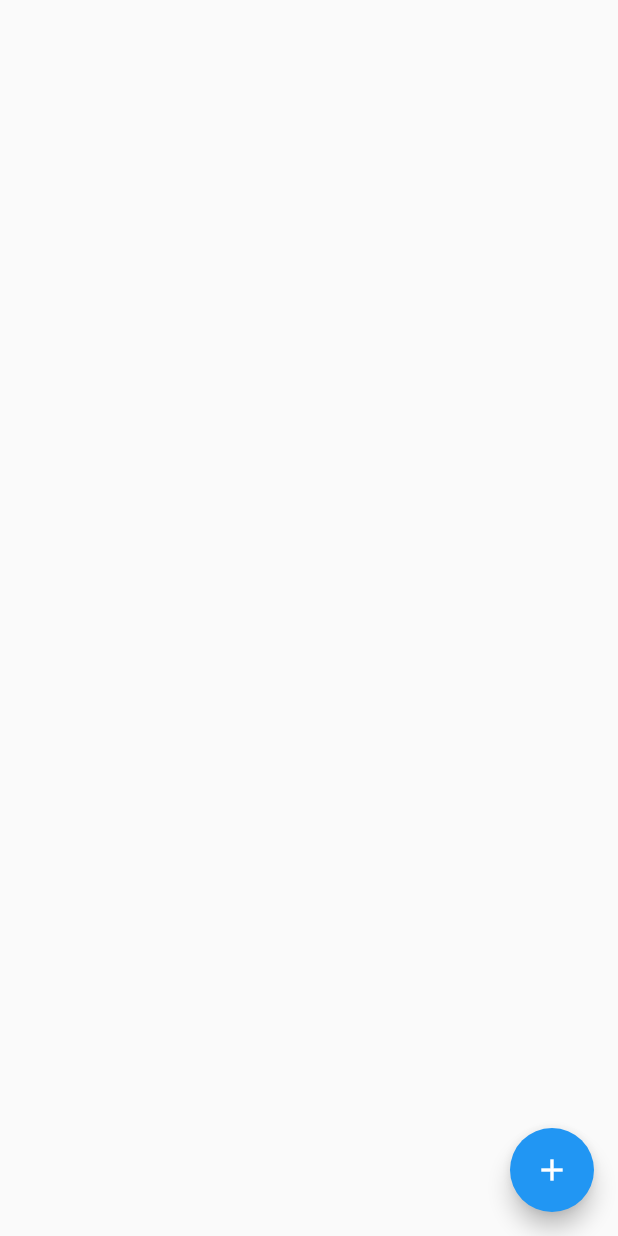
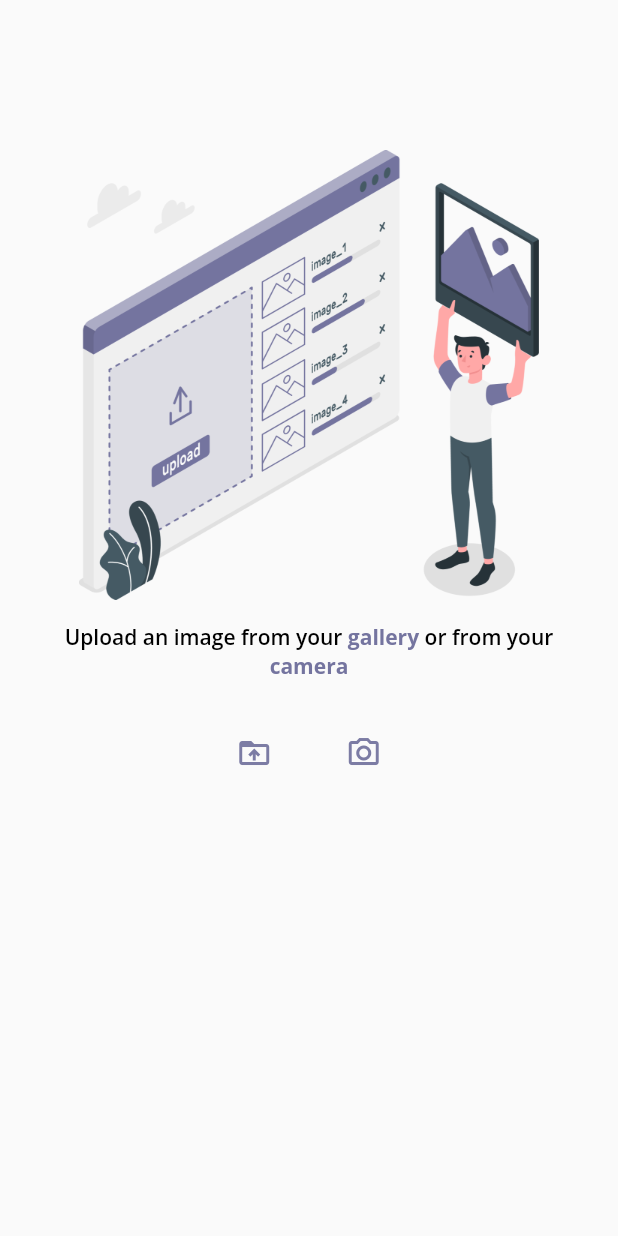
Before and after one commit to dalalbinhumaid/cats-dogs-classifier, a Flutter app: the screen it shows after launch, on a phone screen of 412 x 824 dp. Run offline on Flutter 3.47's test engine with Material 2 defaults, Android fonts, the phone set to English and light mode, and no system bars; our stand-ins replace google_fonts, image_picker; missing offline and left inert: tflite.

Commit message:
design changes

```diff
--- a/lib/screens/home-screen.dart
+++ b/lib/screens/home-screen.dart
@@ -1,4 +1,6 @@
 import 'dart:io';
+
+import 'package:cats_and_dogs_classifier/screens/view-image-screen.dart';
 import 'package:tflite/tflite.dart';
 import 'package:flutter/material.dart';
 import 'package:image_picker/image_picker.dart';
@@ -11,10 +13,17 @@ class Home extends StatefulWidget {
 
 class _HomeState extends State<Home> {
   bool _loading;
-  XFile _image;
+  Image _image;
+  XFile _imagePath;
   List _prediction;
   String _label;
   String _confidence;
+  TextStyle textStylePrimary = GoogleFonts.openSans(
+    textStyle: TextStyle(fontWeight: FontWeight.w600, color: Colors.black),
+  );
+  TextStyle textStyleSecondary = GoogleFonts.openSans(
+    textStyle: TextStyle(fontWeight: FontWeight.bold, color: Color(0xFF74749F)),
+  );
 
   @override
   void initState() {
@@ -30,32 +39,29 @@ class _HomeState extends State<Home> {
   @override
   Widget build(BuildContext context) {
     return Scaffold(
-      body: _loading
-          ? Container(
-              alignment: Alignment.center,
-              child: CircularProgressIndicator(
-                valueColor: AlwaysStoppedAnimation<Color>(Color(0xFF74749F)),
-              ),
-            )
-          : Container(
-              child: Column(
-                crossAxisAlignment: CrossAxisAlignment.center,
-                mainAxisAlignment: MainAxisAlignment.center,
-                children: [
-                  _image == null
-                      ? Container()
-                      : Container(
-                          height: MediaQuery.of(context).size.width * 0.65,
-                          child: Image.file(File(_image.path))),
-                  _prediction == null
-                      ? Text('')
-                      : Text('$_label with $_confidence% accuracy'),
-                ],
+      body: Container(
+        padding: EdgeInsets.symmetric(
+          vertical: 100.0,
+          horizontal: 40.0,
+        ),
+        child: Column(
+          mainAxisAlignment: MainAxisAlignment.start,
+          crossAxisAlignment: CrossAxisAlignment.center,
+          children: [
+            Center(
+              child: Container(
+                height: 300.0,
+                child: selectImage(),
               ),
             ),
-      floatingActionButton: FloatingActionButton(
-        onPressed: pickImage,
-        child: Icon(Icons.add),
+            SizedBox(height: 15),
+            selectText(),
+            SizedBox(height: 25),
+            displayIcons(),
+            SizedBox(height: 25),
+            viewImage(),
+          ],
+        ),
       ),
     );
   }
@@ -75,7 +81,8 @@ class _HomeState extends State<Home> {
 
     setState(() {
       _loading = true;
-      _image = imagePicker;
+      _imagePath = imagePicker;
+      _image = Image.file(File(imagePicker.path));
     });
 
     predict(imagePicker);
@@ -108,4 +115,101 @@ class _HomeState extends State<Home> {
     double confidence = value * 100;
     return confidence.toStringAsFixed(2);
   }
+
+  Image selectImage() {
+    if (!_loading) {
+      if (_label == 'dog') return Image.asset('assets/images/dog.png');
+      if (_label == 'cat')
+        return Image.asset('assets/images/cat.png');
+      else
+        return Image.asset('assets/images/upload.png');
+    } else
+      return Image.asset('assets/images/load.png');
+  }
+
+  RichText selectText() {
+    if (_prediction == null)
+      return RichText(
+        text: TextSpan(
+          text: 'Upload an image from your ',
+          style: textStylePrimary,
+          children: [
+            TextSpan(text: 'gallery ', style: textStyleSecondary),
+            TextSpan(text: 'or from your ', style: textStylePrimary),
+            TextSpan(text: 'camera ', style: textStyleSecondary),
+          ],
+        ),
+        textAlign: TextAlign.center,
+      );
+    else
+      return RichText(
+        text: TextSpan(
+          text: 'Your image is a ',
+          style: textStylePrimary,
+          children: [
+            TextSpan(text: _label, style: textStyleSecondary),
+            TextSpan(text: ' with an accuracy of ', style: textStylePrimary),
+            TextSpan(text: '$_confidence%', style: textStyleSecondary),
+          ],
+        ),
+        textAlign: TextAlign.center,
+      );
+  }
+
+  Row displayIcons() {
+    return Row(
+      mainAxisAlignment: MainAxisAlignment.center,
+      children: [
+        IconButton(
+            color: Color(0xFF074749F),
+            splashColor: Color(0xFFCBCBCB),
+            splashRadius: 40,
+            icon: Icon(Icons.drive_folder_upload),
+            onPressed: pickImage),
+        SizedBox(
+          width: 25,
+        ),
+        IconButton(
+            color: Color(0xFF074749F),
+            splashColor: Color(0xFFCBCBCB),
+            splashRadius: 40,
+            icon: Icon(Icons.camera_alt_outlined),
+            onPressed: pickImage),
+      ],
+    );
+  }
+
+  viewImage() {
+      if (_image == null)
+        return Container();
+      else
+        return Container(
+        width: MediaQuery.of(context).size.width * 0.6,
+        child: ElevatedButton(
+          onPressed: () {
+            Navigator.of(context).pushReplacement(MaterialPageRoute(builder: (_) => ViewImage(_imagePath)));
+          },
+          style: ElevatedButton.styleFrom(
+            primary: Color(0xFF9E9EBC),
+            shape: RoundedRectangleBorder(
+              borderRadius: BorderRadius.circular(25),
+            ),
+            elevation: 0.0,
+          ),
+          child: Padding(
+            padding: EdgeInsets.symmetric(vertical: 12, horizontal: 6),
+            child: Row(
+                mainAxisAlignment: MainAxisAlignment.spaceBetween,
+                children: [
+                  Text(
+                    'View Image',
+                    style: GoogleFonts.openSans(
+                        fontSize: 18, fontWeight: FontWeight.w600),
+                  ),
+                  Icon(Icons.arrow_forward_rounded)
+                ]),
+          ),
+        ),
+      );
+  }
 }
--- /dev/null
+++ b/lib/screens/view-image-screen.dart
@@ -0,0 +1,17 @@
+import 'dart:io';
+import 'dart:ui';
+import 'package:flutter/material.dart';
+import 'package:image_picker/image_picker.dart';
+
+class ViewImage extends StatelessWidget {
+  final XFile image;
+
+  ViewImage(this.image);
+
+  @override
+  Widget build(BuildContext context) {
+    return Container(
+        child: Image.file(File(image.path)),
+    );
+  }
+}
```
Also changed, not shown: assets/images/cat.png, assets/images/dog.png, assets/images/load.png, assets/images/upload.png, 1 other file.
